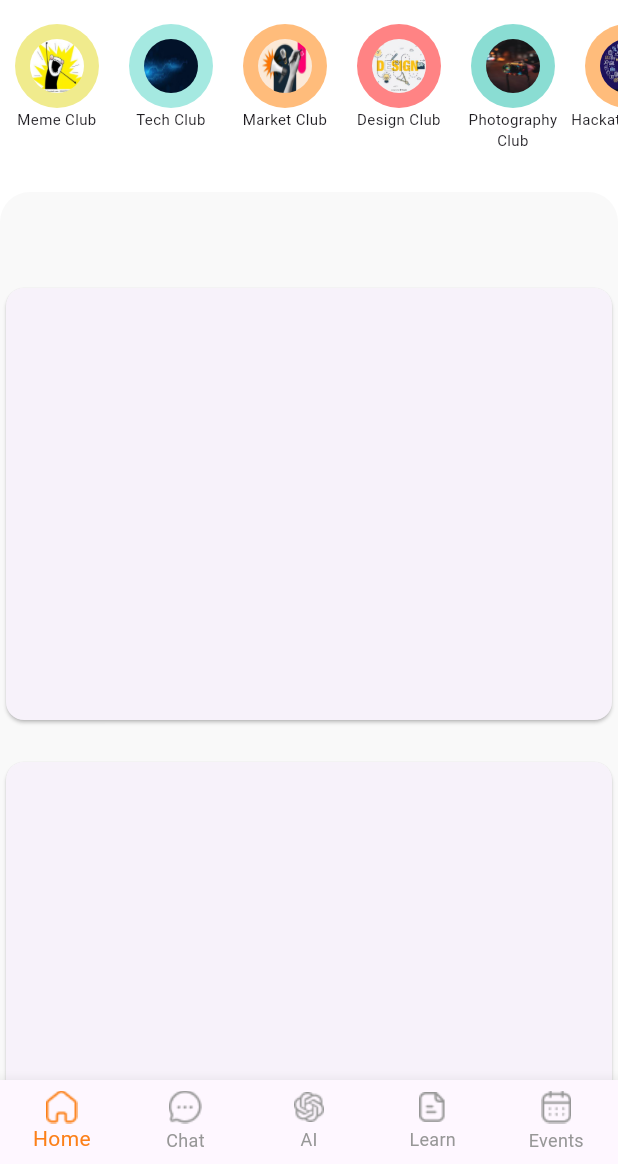
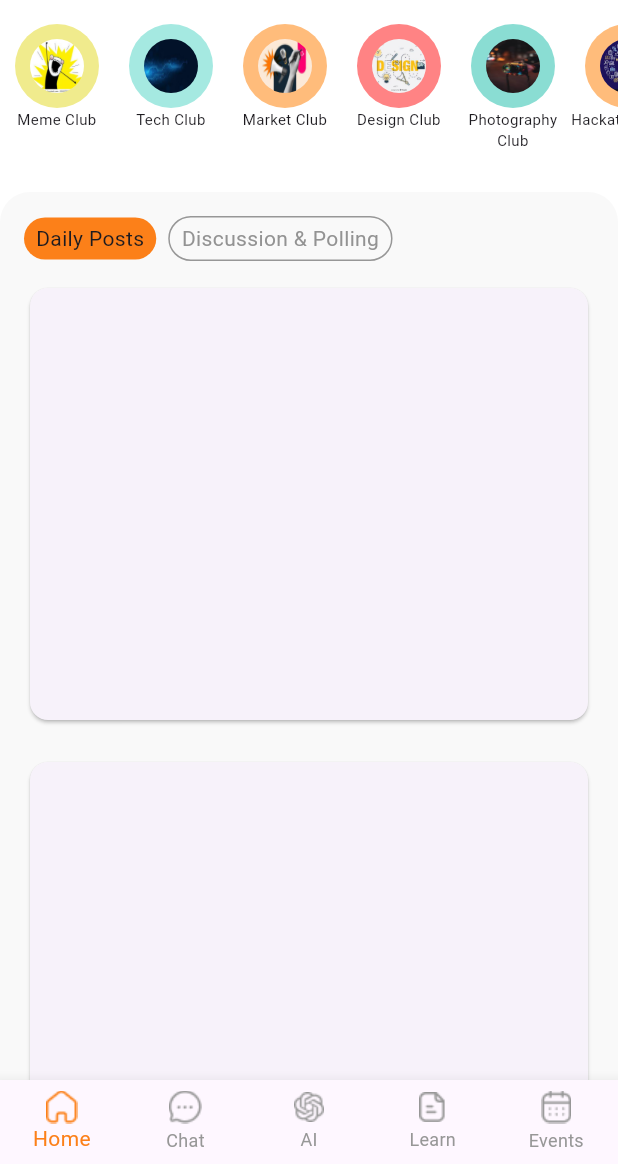
Before and after one commit to Sai-Gruheeth-N/Kraftbase-Assignment, a Flutter app: the Home screen opened directly, on a phone screen of 412 x 824 dp, the part 72-1236 px from its top. Run offline on Flutter 3.47's test engine with Material 2 defaults, Android fonts, the phone set to English and light mode, and no system bars; our stand-ins replace google_fonts, step_progress_indicator.

Commit message:
Create base widget of homescreen

```diff
--- a/lib/screens/home/home.dart
+++ b/lib/screens/home/home.dart
@@ -137,6 +137,7 @@ class HomeScreenAppbar extends StatelessWidget implements PreferredSizeWidget {
   @override
   Widget build(BuildContext context) {
     return AppBar(
+      elevation: 0.0,
       actions: [
         Flexible(
           child: Row(
--- a/lib/screens/home/home_screen.dart
+++ b/lib/screens/home/home_screen.dart
@@ -36,9 +36,57 @@ class Feed extends StatelessWidget {
             ),
           ),
         ),
+        Positioned(
+          top: 16,
+          child: Padding(
+            padding: const EdgeInsets.symmetric(horizontal: 16.0),
+            child: Row(
+              children: [
+                Container(
+                  decoration: BoxDecoration(
+                    color: const Color(0xFFFC8019),
+                    borderRadius: BorderRadius.circular(24.0),
+                  ),
+                  child: Padding(
+                    padding: const EdgeInsets.symmetric(
+                        vertical: 4.0, horizontal: 8.0),
+                    child: Text(
+                      'Daily Posts',
+                      style: GoogleFonts.readexPro(
+                        fontWeight: FontWeight.w400,
+                      ),
+                    ),
+                  ),
+                ),
+                const SizedBox(width: 8.0),
+                Container(
+                  decoration: BoxDecoration(
+                    border: Border.all(
+                      color: const Color(0xFF979797),
+                    ),
+                    borderRadius: BorderRadius.circular(24.0),
+                  ),
+                  child: Padding(
+                    padding: const EdgeInsets.symmetric(
+                      vertical: 4.0,
+                      horizontal: 8.0,
+                    ),
+                    child: Text(
+                      'Discussion & Polling',
+                      style: GoogleFonts.readexPro(
+                        color: const Color(0xFF939393),
+                        fontWeight: FontWeight.w400,
+                      ),
+                    ),
+                  ),
+                ),
+              ],
+            ),
+          ),
+        ),
         Container(
           height: MediaQuery.of(context).size.height,
-          padding: const EdgeInsets.symmetric(vertical: 60),
+          padding: const EdgeInsets.only(top: 60, left: 16, right: 16),
           child: ListView.builder(
             itemCount: 10,
             itemBuilder: (context, index) {
```
